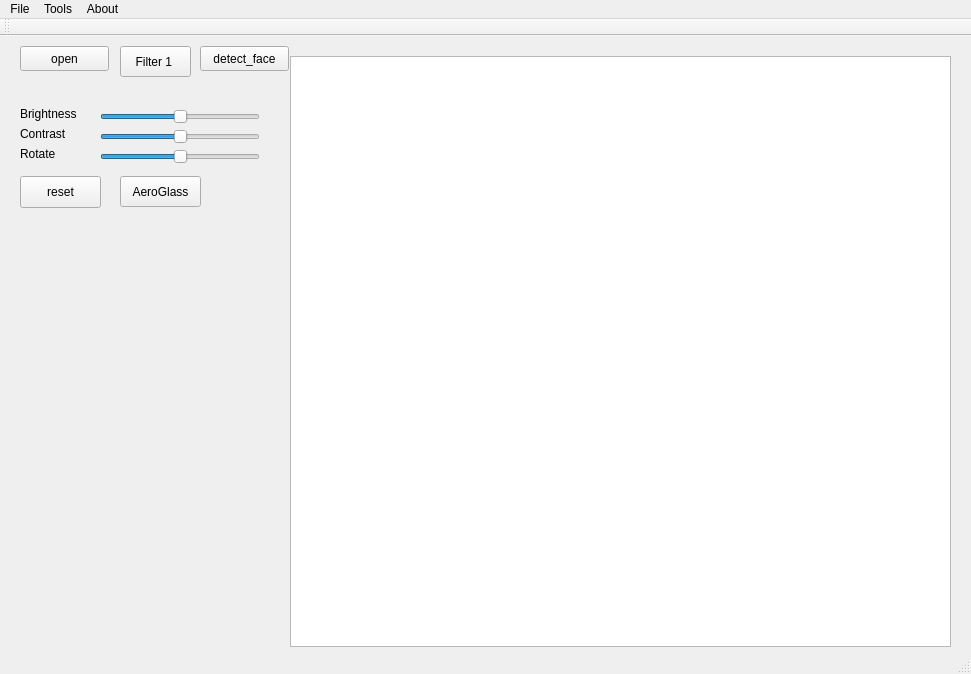
Old version of the form view.ui in the repository yang-han/GraphicsEditor.
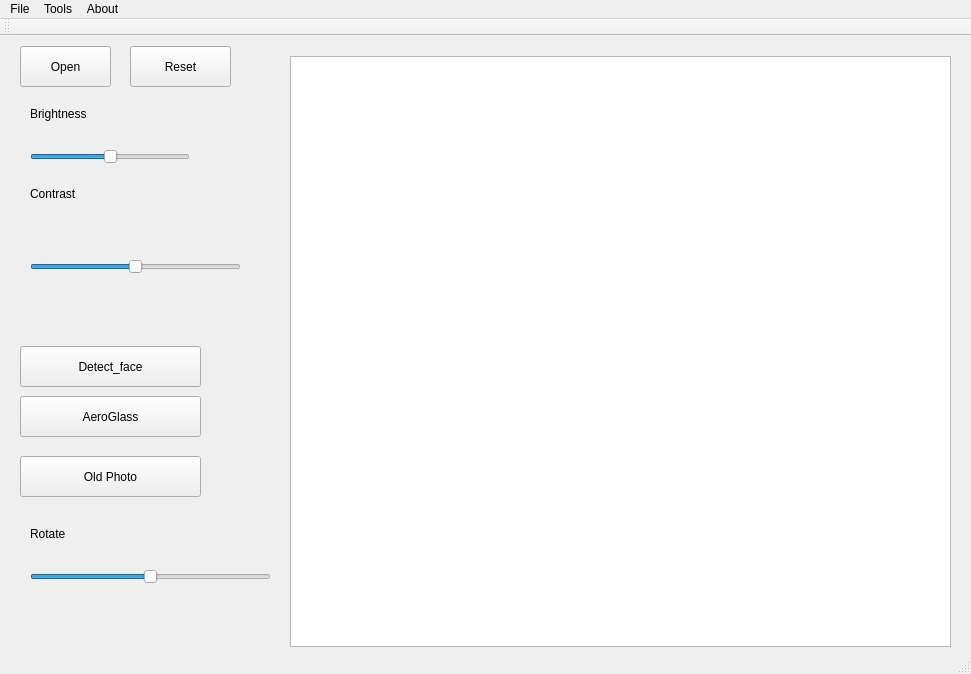
New version of the form.

Patch:
```diff
--- a/view.ui
+++ b/view.ui
@@ -19,19 +19,19 @@
      <rect>
       <x>20</x>
       <y>10</y>
-      <width>89</width>
-      <height>25</height>
+      <width>91</width>
+      <height>41</height>
      </rect>
     </property>
     <property name="text">
-     <string>open</string>
+     <string>Open</string>
     </property>
    </widget>
    <widget class="QLabel" name="label">
     <property name="geometry">
      <rect>
-      <x>20</x>
-      <y>40</y>
+      <x>0</x>
+      <y>90</y>
       <width>891</width>
       <height>571</height>
      </rect>
@@ -43,8 +43,8 @@
    <widget class="QSlider" name="brightSlider">
     <property name="geometry">
      <rect>
-      <x>100</x>
-      <y>70</y>
+      <x>30</x>
+      <y>110</y>
       <width>160</width>
       <height>22</height>
      </rect>
@@ -74,7 +74,7 @@
    <widget class="QLabel" name="label_2">
     <property name="geometry">
      <rect>
-      <x>20</x>
+      <x>30</x>
       <y>70</y>
       <width>71</width>
       <height>16</height>
@@ -97,9 +97,9 @@
    <widget class="QSlider" name="contrastSlider">
     <property name="geometry">
      <rect>
-      <x>100</x>
-      <y>90</y>
-      <width>160</width>
+      <x>30</x>
+      <y>220</y>
+      <width>211</width>
       <height>22</height>
      </rect>
     </property>
@@ -128,8 +128,8 @@
    <widget class="QLabel" name="label_3">
     <property name="geometry">
      <rect>
-      <x>20</x>
-      <y>90</y>
+      <x>30</x>
+      <y>150</y>
       <width>60</width>
       <height>16</height>
      </rect>
@@ -141,49 +141,49 @@
    <widget class="QPushButton" name="filter_1">
     <property name="geometry">
      <rect>
-      <x>120</x>
-      <y>10</y>
-      <width>71</width>
-      <height>31</height>
+      <x>20</x>
+      <y>420</y>
+      <width>181</width>
+      <height>41</height>
      </rect>
     </property>
     <property name="text">
-     <string>Filter 1 </string>
+     <string>Old Photo</string>
     </property>
    </widget>
    <widget class="QPushButton" name="reset">
     <property name="geometry">
      <rect>
-      <x>20</x>
-      <y>140</y>
-      <width>81</width>
-      <height>32</height>
+      <x>130</x>
+      <y>10</y>
+      <width>101</width>
+      <height>41</height>
      </rect>
     </property>
     <property name="text">
-     <string>reset</string>
+     <string>Reset</string>
     </property>
    </widget>
    <widget class="QPushButton" name="button_detect_face">
     <property name="geometry">
      <rect>
-      <x>200</x>
-      <y>10</y>
-      <width>89</width>
-      <height>25</height>
+      <x>20</x>
+      <y>310</y>
+      <width>181</width>
+      <height>41</height>
      </rect>
     </property>
     <property name="text">
-     <string>detect_face</string>
+     <string>Detect_face</string>
     </property>
    </widget>
    <widget class="QSlider" name="rotateSlider">
     <property name="geometry">
      <rect>
-      <x>100</x>
-      <y>110</y>
-      <width>160</width>
-      <height>22</height>
+      <x>30</x>
+      <y>530</y>
+      <width>241</width>
+      <height>21</height>
      </rect>
     </property>
     <property name="minimum">
@@ -199,8 +199,8 @@
    <widget class="QLabel" name="label_4">
     <property name="geometry">
      <rect>
-      <x>20</x>
-      <y>110</y>
+      <x>30</x>
+      <y>490</y>
       <width>60</width>
       <height>16</height>
      </rect>
@@ -212,10 +212,10 @@
    <widget class="QPushButton" name="filter_2">
     <property name="geometry">
      <rect>
-      <x>120</x>
-      <y>140</y>
-      <width>81</width>
-      <height>31</height>
+      <x>20</x>
+      <y>360</y>
+      <width>181</width>
+      <height>41</height>
      </rect>
     </property>
     <property name="text">
```
